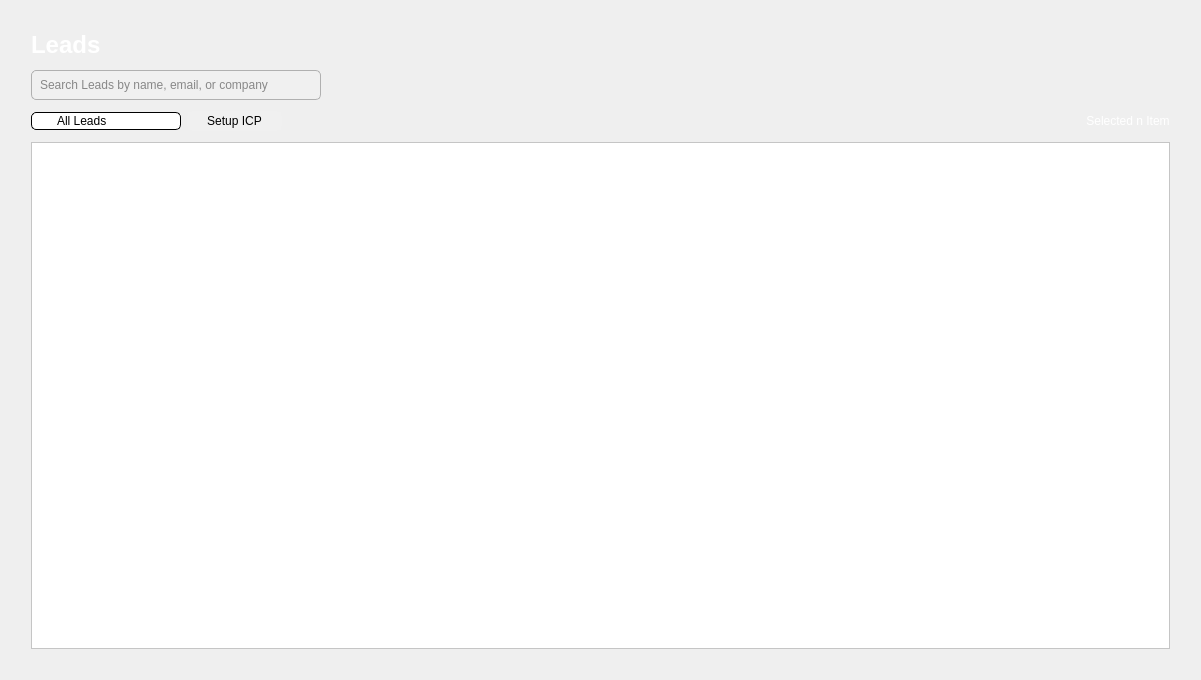
Before: the Qt Designer form CRM/views/ui/leads_landing.ui in ImGaby123/SalesOptimizer-CRM, drawn with Qt 5.
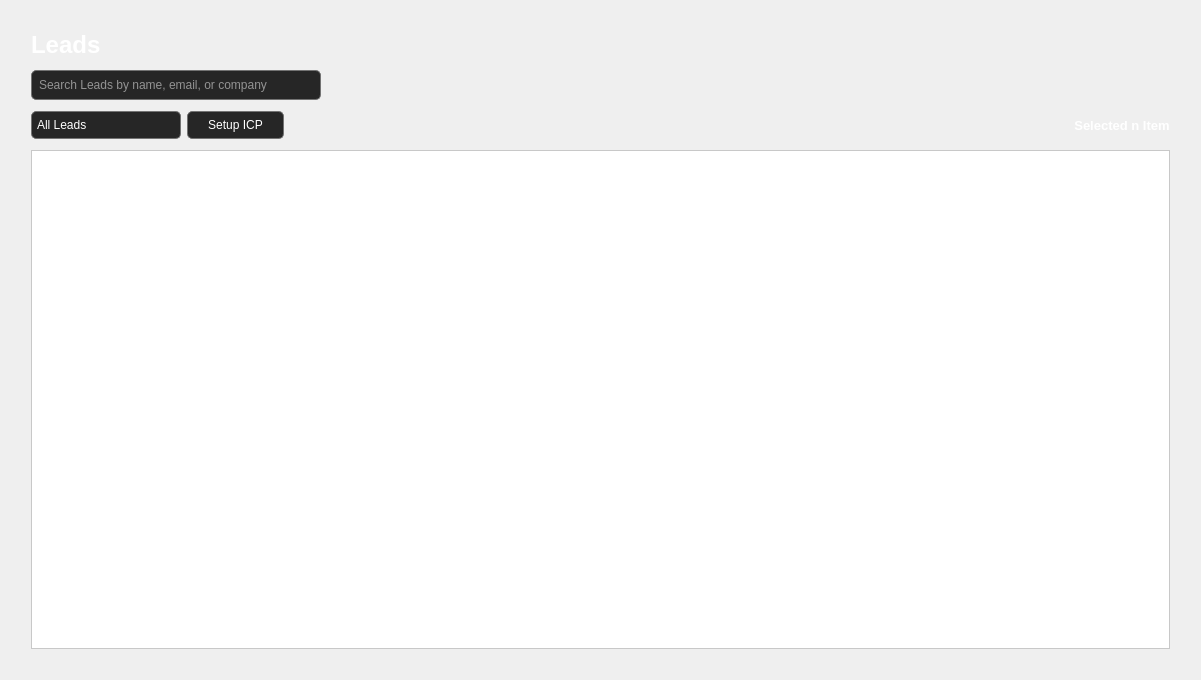
After: the same form once the commit is applied. Icons and pictures are not drawn.

Commit message: ALL UI MADE DARK MODE

Diff of the .ui file:
```diff
--- a/CRM/views/ui/leads_landing.ui
+++ b/CRM/views/ui/leads_landing.ui
@@ -39,8 +39,31 @@
        </property>
        <property name="styleSheet">
         <string notr="true">QTableWidget {
-	background-color: rgb(255, 255, 255);
-	alternate-background-color: rgb(235, 235, 235);
+    background-color: rgb(255, 255, 255);
+    alternate-background-color: rgb(235, 235, 235);
+    gridline-color: rgb(200, 200, 200);
+    color: black;
+    font: 10pt &quot;Segoe UI&quot;;
+    selection-background-color: rgb(100, 149, 237);  /* Light blue selection */
+    selection-color: white;
+    border: 1px solid rgb(200, 200, 200);
+}
+
+QTableWidget::item {
+    padding: 5px;
+}
+
+QHeaderView::section {
+    background-color: rgb(240, 240, 240);
+    color: black;
+    padding: 6px;
+    border: 1px solid rgb(200, 200, 200);
+    font-weight: bold;
+}
+
+QTableCornerButton::section {
+    background-color: rgb(240, 240, 240);
+    border: 1px solid rgb(200, 200, 200);
 }
 </string>
        </property>
@@ -85,27 +108,30 @@
          </property>
          <property name="styleSheet">
           <string notr="true">QComboBox {
-    border: 1px solid #000;
+    background-color: #262626;
+    border: 1px solid #737373;
+    color: white;
     border-radius: 5px;
-    padding-left: 10px; /* Space for text, since arrow is on the left */
-    padding-right: 10px; /* Adjust right padding */
-    background-color: white;
+    padding: 5px;
+    font: 10pt &quot;Segoe UI&quot;;
 }
 
-/* Drop-down button */
 QComboBox::drop-down {
     border: none;
-    width: 10px;  /* Adjust dropdown size */
-    subcontrol-position: left center;  /* Ensures arrow is on the left */
-    padding-left: 5px;
+}
+
+QComboBox QAbstractItemView {
+    background-color: #262626;
+    color: white;
+    border-radius: 5px;
 }
 
 /* Down Arrow (Icon) */
 QComboBox::down-arrow {
-    image: url(:/Resources/dropdown.svg);
-    width: 16px;
-    height: 16px;
-    margin-left: 5px; /* Space from the left */
+    image: url(:/Resources/dropdown_white.svg);
+    width: 30px;
+    height: 30px;
+    margin-right: 15px; /* Space from the left */
 }
 </string>
          </property>
@@ -157,10 +183,12 @@
          </property>
          <property name="styleSheet">
           <string notr="true">QPushButton {
-    background-color: rgb(240, 240, 240);  /* Light gray background */
-    border: none;
-    color: rgb(0, 0, 0);  /* Black text */
+    background-color: #262626;
+    border: 1px solid #737373;
+    color: white;
     border-radius: 5px;
+    padding: 5px;
+    font: 10pt &quot;Segoe UI&quot;;
     text-align: center;
 	padding-left: 20px;
     padding-right: 20px;
@@ -202,6 +230,12 @@
          <property name="enabled">
           <bool>true</bool>
          </property>
+         <property name="font">
+          <font>
+           <pointsize>10</pointsize>
+           <bold>true</bold>
+          </font>
+         </property>
          <property name="styleSheet">
           <string notr="true">color: white</string>
          </property>
@@ -239,12 +273,12 @@
          </property>
          <property name="styleSheet">
           <string notr="true">QLineEdit {
-    background-color: #f0f0f0;  /* Light gray background */
-    border-radius: 5px;
-    border: 1px solid #b0b0b0;  /* Subtle border */
-    color: #202020;  /* Dark text for contrast */
-    padding: 6px;
-    selection-background-color: #3498db;  /* Highlight color */
+    background-color: #262626;
+    border: 1px solid #737373;
+    color: white;
+	border-radius: 5px;
+	padding: 5px;
+	font: 10pt &quot;Segoe UI&quot;;
 }
 
 /* Placeholder Text */
```
The commit also changes 25 other files.
